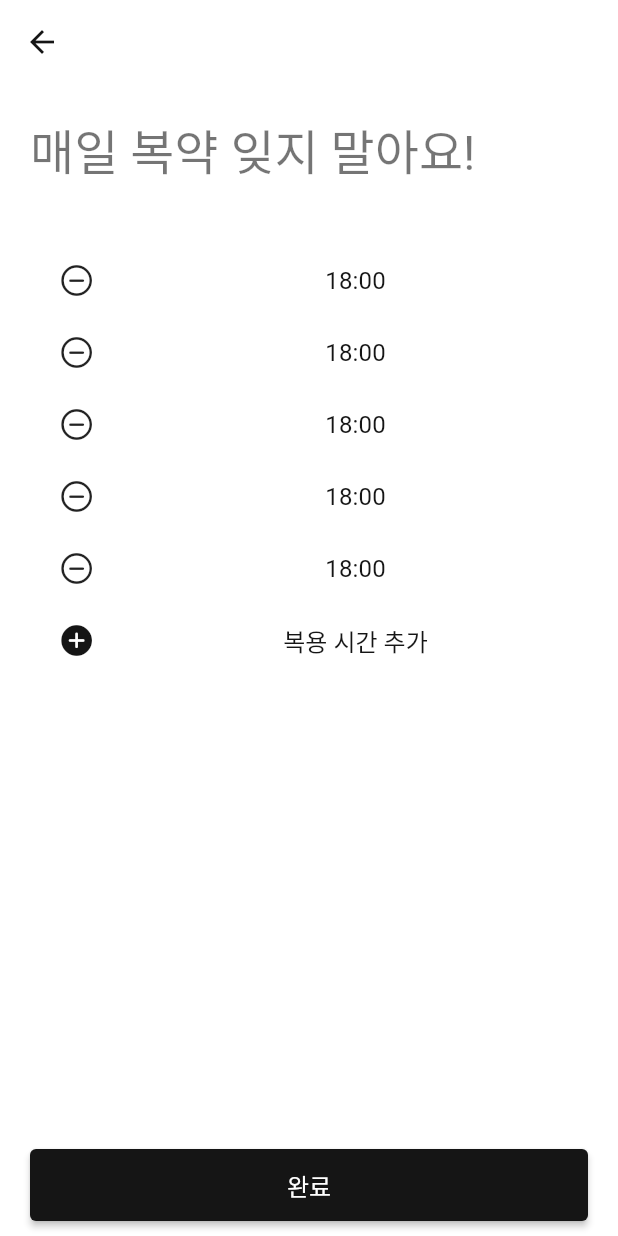
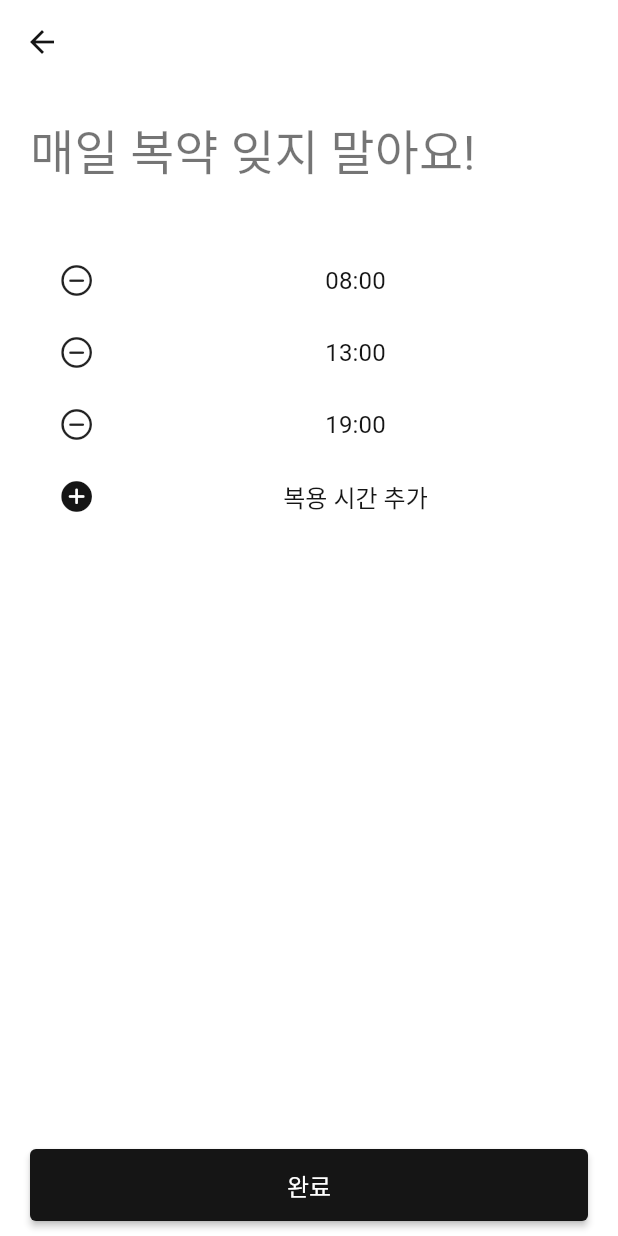
Before and after one commit to CodeMath/Flutter_Apps_Modo_Example_study, a Flutter app: the AddAlarmPage screen opened directly with empty values, on a phone screen of 412 x 824 dp. Run offline on Flutter 3.47's test engine with Material 2 defaults, Android fonts, the phone set to English and light mode, and no system bars; our stand-ins replace image_picker; Roboto replaces fonts that are missing (BMYEONSUNG).

```diff
--- a/lib/pages/add/add_alarm_page.dart
+++ b/lib/pages/add/add_alarm_page.dart
@@ -2,19 +2,23 @@ import 'dart:io';
 
 import 'package:flutter/cupertino.dart';
 import 'package:flutter/material.dart';
+import 'package:intl/intl.dart';
 import 'package:modo/components/modo_colors.dart';
 import 'package:modo/components/modo_constants.dart';
 import 'package:modo/pages/add/components/add_page_widget.dart';
+import 'package:modo/services/add_medicine_service.dart';
 
 import '../../components/modo_widgets.dart';
 
 class AddAlarmPage extends StatelessWidget {
-  const AddAlarmPage(
+  AddAlarmPage(
       {Key? key, required this.medicineImage, required this.medicineName})
       : super(key: key);
 
   final File? medicineImage;
   final String medicineName;
+
+  final service = AddMedicineService();
 
   @override
   Widget build(BuildContext context) {
@@ -29,15 +33,13 @@ class AddAlarmPage extends StatelessWidget {
           height: largeSpace,
         ),
         Expanded(
-            child: ListView(
-          children: const [
-            AlarmBox(),
-            AlarmBox(),
-            AlarmBox(),
-            AlarmBox(),
-            AlarmBox(),
-            AddAlarmButton(),
-          ],
+            child: AnimatedBuilder(
+          animation: service,
+          builder: (context, _) {
+            return ListView(
+              children: alarmWidgets,
+            );
+          },
         )),
       ]),
       bottomNavigationBar: BottomSubmitButton(
@@ -46,12 +48,30 @@ class AddAlarmPage extends StatelessWidget {
       ),
     );
   }
+
+  List<Widget> get alarmWidgets {
+    final children = <Widget>[];
+    children.addAll(service.alarms.map((alarmTime) => AlarmBox(
+          time: alarmTime,
+          service: service,
+        )));
+
+    children.add(AddAlarmButton(
+      service: service,
+    ));
+    return children;
+  }
 }
 
 class AlarmBox extends StatelessWidget {
   const AlarmBox({
     super.key,
+    required this.time,
+    required this.service,
   });
+
+  final String time;
+  final AddMedicineService service;
 
   @override
   Widget build(BuildContext context) {
@@ -60,7 +80,10 @@ class AlarmBox extends StatelessWidget {
         Expanded(
           flex: 1,
           child: IconButton(
-              onPressed: () {}, icon: const Icon(CupertinoIcons.minus_circle)),
+              onPressed: () {
+                service.removeAlarm(time);
+              },
+              icon: const Icon(CupertinoIcons.minus_circle)),
         ),
         Expanded(
             flex: 5,
@@ -71,13 +94,43 @@ class AlarmBox extends StatelessWidget {
                   showModalBottomSheet(
                       context: context,
                       builder: (context) {
+                        return TimePickerBottomSheet(
+                          initialTime: time,
+                          service: service,
+                        );
+                      });
+                },
+                child: Text(time)))
+      ],
+    );
+  }
+}
+
+class TimePickerBottomSheet extends StatelessWidget {
+  TimePickerBottomSheet({
+    super.key,
+    required this.initialTime,
+    required this.service,
+  });
+
+  final String initialTime;
+  final AddMedicineService service;
+  DateTime? _setDateTime;
+
+  @override
+  Widget build(BuildContext context) {
+    final initialDateTime = DateFormat('HH:mm').parse(initialTime);
+
     return BottomSheetBody(
       children: [
         SizedBox(
           height: 200,
           child: CupertinoDatePicker(
+              initialDateTime: initialDateTime,
               mode: CupertinoDatePickerMode.time,
-                                  onDateTimeChanged: (dateTime) {}),
+              onDateTimeChanged: (dateTime) {
+                _setDateTime = dateTime;
+              }),
         ),
         const SizedBox(
           height: regularSpace,
@@ -89,13 +142,10 @@ class AlarmBox extends StatelessWidget {
                 height: submitButtonHeight,
                 child: ElevatedButton(
                     style: ElevatedButton.styleFrom(
-                                            foregroundColor:
-                                                ModoColors.primaryColor,
-                                            textStyle: Theme.of(context)
-                                                .textTheme
-                                                .subtitle1,
+                        foregroundColor: ModoColors.primaryColor,
+                        textStyle: Theme.of(context).textTheme.subtitle1,
                         backgroundColor: Colors.white),
-                                        onPressed: () {},
+                    onPressed: () => Navigator.pop(context),
                     child: const Text("취소")),
               ),
             ),
@@ -105,21 +155,19 @@ class AlarmBox extends StatelessWidget {
                 height: submitButtonHeight,
                 child: ElevatedButton(
                     style: ElevatedButton.styleFrom(
-                                          textStyle: Theme.of(context)
-                                              .textTheme
-                                              .subtitle1,
+                      textStyle: Theme.of(context).textTheme.subtitle1,
                     ),
-                                        onPressed: () {},
+                    onPressed: () {
+                      service.setAlarm(
+                          prevTime: initialTime,
+                          setTime: _setDateTime ?? initialDateTime);
+                      Navigator.pop(context);
+                    },
                     child: const Text("선택")),
               ),
             )
           ],
         )
-                          ],
-                        );
-                      });
-                },
-                child: const Text("18:00")))
       ],
     );
   }
@@ -128,7 +176,10 @@ class AlarmBox extends StatelessWidget {
 class AddAlarmButton extends StatelessWidget {
   const AddAlarmButton({
     super.key,
+    required this.service,
   });
+
+  final AddMedicineService service;
 
   @override
   Widget build(BuildContext context) {
@@ -136,7 +187,7 @@ class AddAlarmButton extends StatelessWidget {
       style: TextButton.styleFrom(
           padding: const EdgeInsets.symmetric(horizontal: 0, vertical: 6),
           textStyle: Theme.of(context).textTheme.subtitle1),
-      onPressed: () {},
+      onPressed: service.addNowAlarm,
       child: Row(
         children: const [
           Expanded(flex: 1, child: Icon(CupertinoIcons.plus_circle_fill)),
--- a/pubspec.yaml
+++ b/pubspec.yaml
@@ -36,7 +36,12 @@ dependencies:
   # The following adds the Cupertino Icons font to your application.
   # Use with the CupertinoIcons class for iOS style icons.
   cupertino_icons: ^1.0.2
+
+  # get image
   image_picker: ^0.8.6
+
+  # date formating
+  intl: ^0.17.0
 
 dev_dependencies:
   flutter_test:
```
Lines whose indentation alone changed are shown as unchanged.
